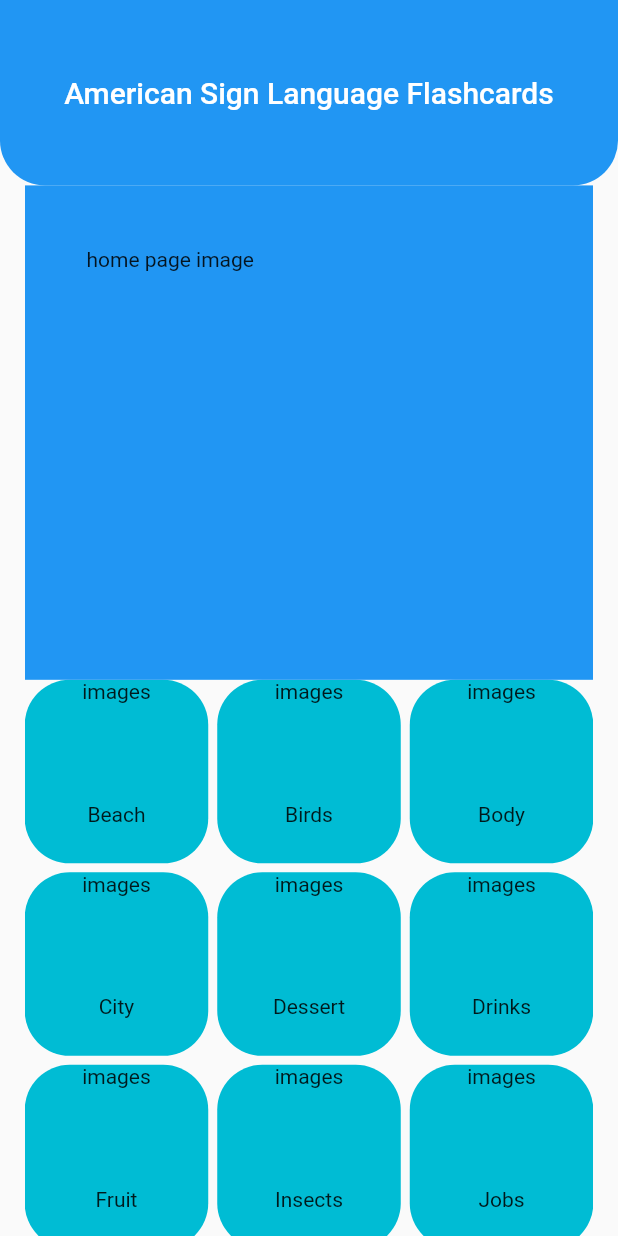
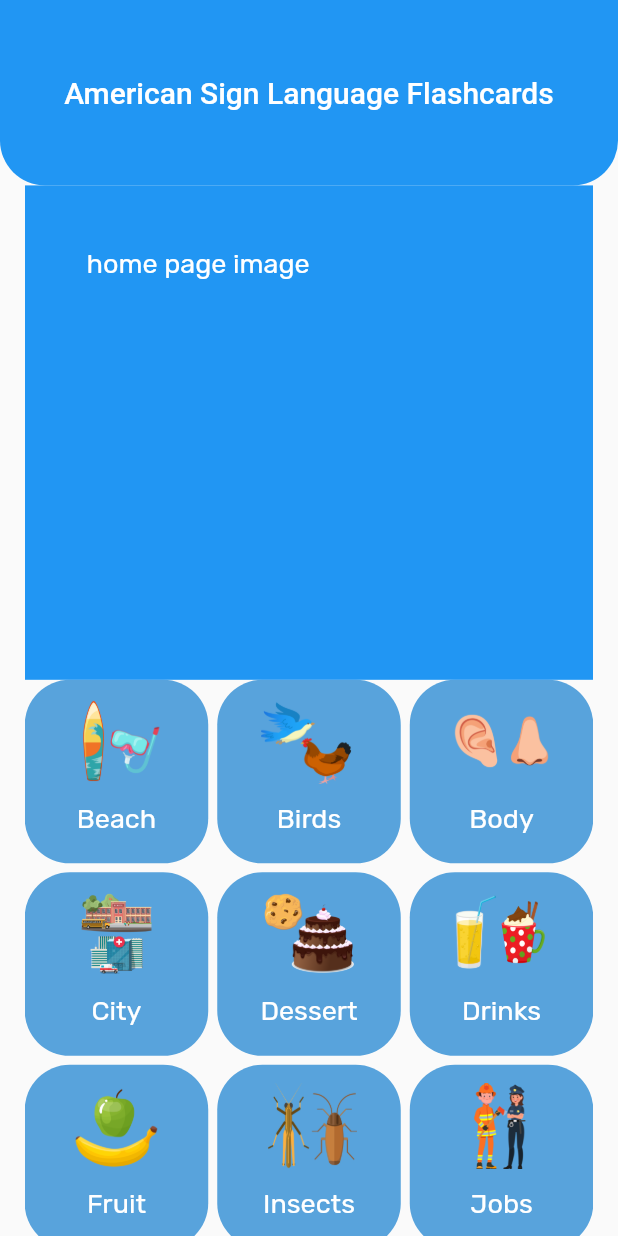
Before and after one commit to mcgrath-a/asl_asl_flashcards, a Flutter app: the screen it shows after launch, on a phone screen of 412 x 824 dp. Run offline on Flutter 3.47's test engine with Material 2 defaults, Android fonts, the light colour scheme and no system bars; our stand-ins replace google_fonts.

Commit message:
adding google fonts library

```diff
--- a/lib/components/home_page/topic_tile.dart
+++ b/lib/components/home_page/topic_tile.dart
@@ -10,20 +10,29 @@ class TopicTile extends StatelessWidget {
 
   @override
   Widget build(BuildContext context) {
-    return Container(
+    return GestureDetector(
+      onTap: (){
+        print('tile tapped $topic');
+      },
+      child: Container(
         decoration: BoxDecoration(
           borderRadius: BorderRadius.circular(30),
-        color: Colors.cyan,
+          //color:  Color.fromARGB(255, 173, 217, 236),
+          color:  Theme.of(context).primaryColor,
         ),
         child: Column(
           children: [
             Expanded(
               flex:2,
-              child: Text('images')),
+                child: Padding(
+                  padding: const EdgeInsets.all(12.0),//padding along images
+                  child: Image.asset('assets/images/$topic.png'),
+                )),
             Expanded(child: Text(topic)),
 
           ],
         ),
+      ),
     );
   }
 }
--- /dev/null
+++ b/lib/configs/constants.dart
@@ -0,0 +1,4 @@
+import 'package:flutter/material.dart';
+
+const Color klightBlue = Color.fromARGB(255, 173, 217, 236);
+const Color kBlue = Color.fromARGB(255, 88, 163, 220);
--- /dev/null
+++ b/lib/configs/themes.dart
@@ -0,0 +1,21 @@
+import 'package:asl_flashcards/configs/constants.dart';
+import 'package:flutter/material.dart';
+import 'package:google_fonts/google_fonts.dart';
+
+final appTheme = ThemeData(
+  //define how app looks here
+
+  primaryColor: kBlue,
+  textTheme: TextTheme(
+    bodyMedium:TextStyle(
+      color: Colors.white,
+      fontSize: 18, //google fonts to choose fonts
+      fontFamily: GoogleFonts.rubik().fontFamily
+    )
+
+  )
+
+
+
+
+);
--- a/lib/main.dart
+++ b/lib/main.dart
@@ -1,3 +1,4 @@
+import 'package:asl_flashcards/configs/themes.dart';
 import 'package:flutter/material.dart';
 import 'package:asl_flashcards/pages/home_page.dart';
 void main() {
@@ -14,10 +15,7 @@ class MyApp extends StatelessWidget {
       debugShowCheckedModeBanner: false,
      // debugShowMaterialGrid: false,
       title: 'ASL Flashcards',
-      theme: ThemeData(
-
-        //primarySwatch: Colors.blue,
-      ),
+      theme: appTheme,
       home: const HomePage(),
     );
   }
--- a/lib/pages/home_page.dart
+++ b/lib/pages/home_page.dart
@@ -45,6 +45,7 @@ class _HomePageState extends State<HomePage> {
         centerTitle: true,
         elevation: 0,
 
+
     ), //appbar
     body: Padding(
       padding:  EdgeInsets.only(left: widthPadding, right: widthPadding),
@@ -58,6 +59,7 @@ class _HomePageState extends State<HomePage> {
               background: Padding(
                 padding:  EdgeInsets.all(size.width * 0.1),
                 child: Text("home page image"),
+
               ),
             ),
           ),
```
Also changed, not shown: pubspec.yaml (+4 -3 lines), pubspec.lock, 8 other files. Lines whose indentation alone changed are shown as unchanged.
